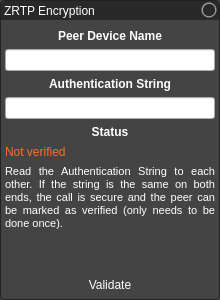
Before: the Qt Designer form resources/zrtp_widget.ui in AGProjects/blink-qt, drawn with Qt 5.
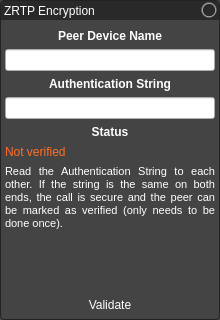
After: the same form once the commit is applied. Icons and pictures are not drawn.

Commit message: Adjusted ZRTP and OTR widgets to better fit text with Qt5 themes

Patch:
```diff
--- a/resources/zrtp_widget.ui
+++ b/resources/zrtp_widget.ui
@@ -7,7 +7,7 @@
     <x>0</x>
     <y>0</y>
     <width>220</width>
-    <height>300</height>
+    <height>320</height>
    </rect>
   </property>
   <property name="palette">
```
The commit also changes 3 other files.
